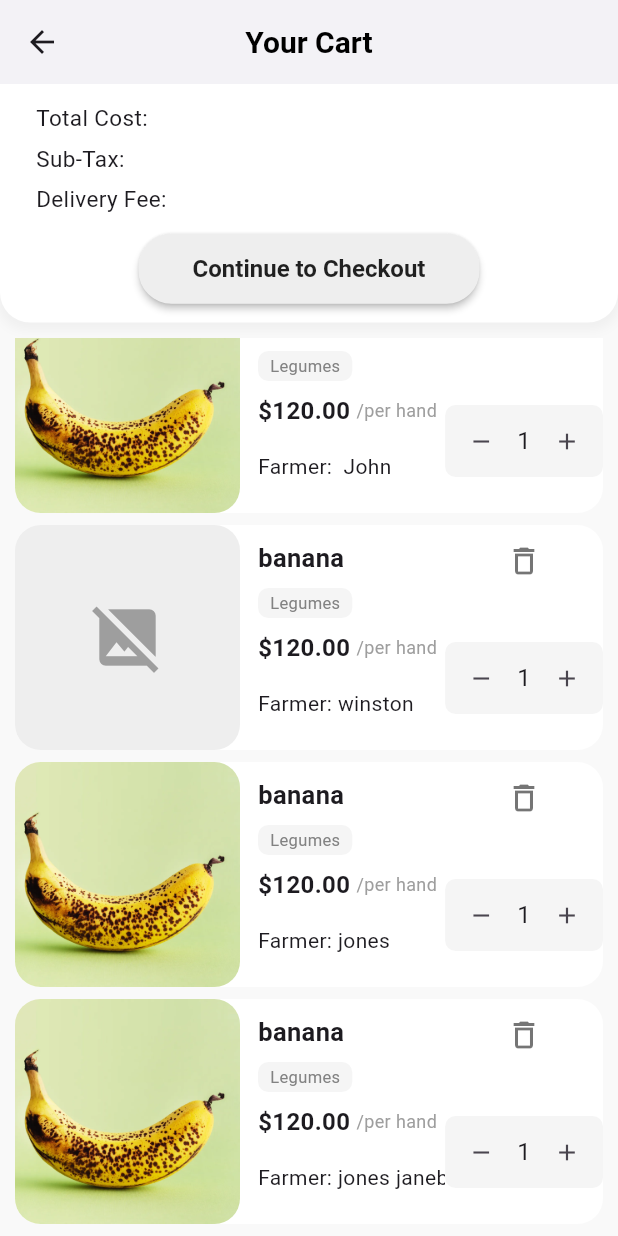
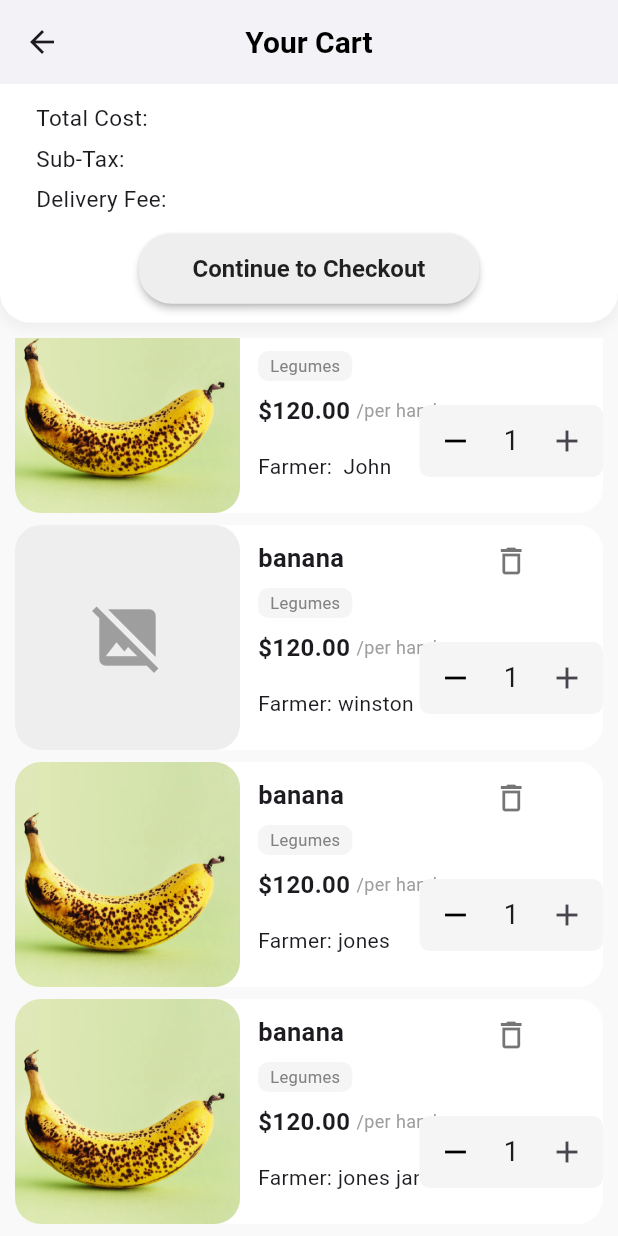
Before and after one commit to KhriseanStewart/denbigh_amber_app, a Flutter app: the CartScreen screen opened by its route, scrolled down 41 dp, after a tap on the "add" icon, on a phone screen of 412 x 824 dp. Run offline on Flutter 3.47's test engine with Material 3 defaults, Android fonts, the light colour scheme and no system bars; our stand-ins replace cloud_firestore, firebase_auth, firebase_core, firebase_storage, image_picker, shimmer; accounts and stored records are empty.

Commit message:
qty button update

```diff
--- a/lib/customer_screens.dart/cart_screen.dart
+++ b/lib/customer_screens.dart/cart_screen.dart
@@ -11,6 +11,7 @@
 class _CartScreenState extends State<CartScreen> {
   // Add this for shimmer loading simulation
   bool _isLoading = true;
+  int quantity = 0; // this is the quantity of the product to be added to the cart
 
   // this list is a simulated list add cart from firebase
   final List<Map<String, dynamic>> cartItems = [
@@ -298,20 +299,33 @@
                                         IconButton(
                         icon: Icon(
                           Icons.remove,
-                                            size: 18,
+                          color: quantity == 0 ? Colors.grey : Colors.black,
                         ),
-                                          onPressed: () {
-                                            // decrease quantity logic should go here
+                        onPressed:
+                            quantity == 0
+                                ? null
+                                : () {
+                                  setState(() {
+                                    quantity--;
+                                  });
                                 },
                       ),
-                                        Text(
-                                          "${item['quantity']}",
-                                          style: TextStyle(fontSize: 16),
+                      // Show quantity only if quantity >= 1
+                      if (quantity >= 1)
+                        Padding(
+                          padding: const EdgeInsets.symmetric(horizontal: 8.0),
+                          child: Text(
+                            '$quantity',
+                            style: TextStyle(fontSize: 18),
                           ),
+                        ),
+                      // Plus button
                       IconButton(
-                                          icon: Icon(Icons.add, size: 18),
+                        icon: Icon(Icons.add),
                         onPressed: () {
-                                            // increase quantity logic should go here
+                          setState(() {
+                            quantity++;
+                          });
                         },
                       ),
                                       ],
--- a/lib/customer_screens.dart/profile.dart
+++ b/lib/customer_screens.dart/profile.dart
@@ -76,6 +76,7 @@
   Widget _profileContainer(String title, VoidCallback onTap) {
     return GestureDetector(
       onTap: onTap,
+
       child: Container(
         width: double.infinity,
         padding:  EdgeInsets.symmetric(vertical: 20, horizontal: 16),
```
Lines whose indentation alone changed are shown as unchanged.
